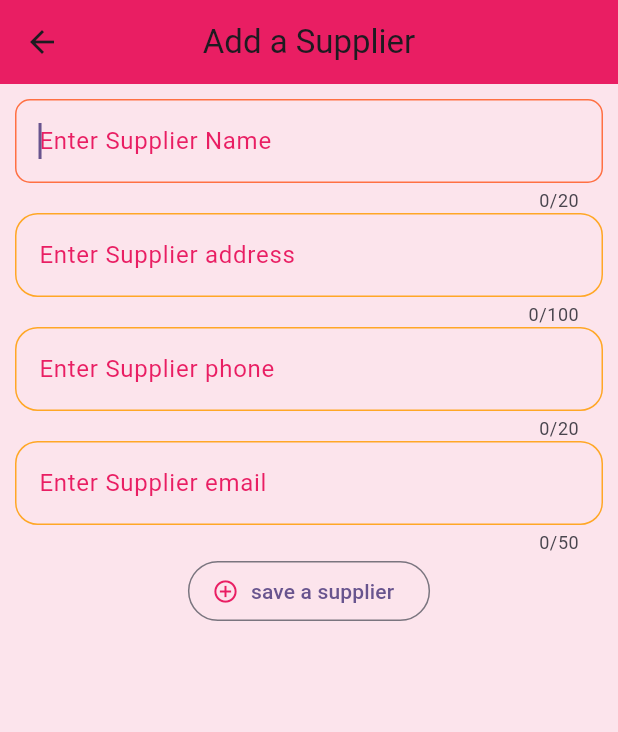
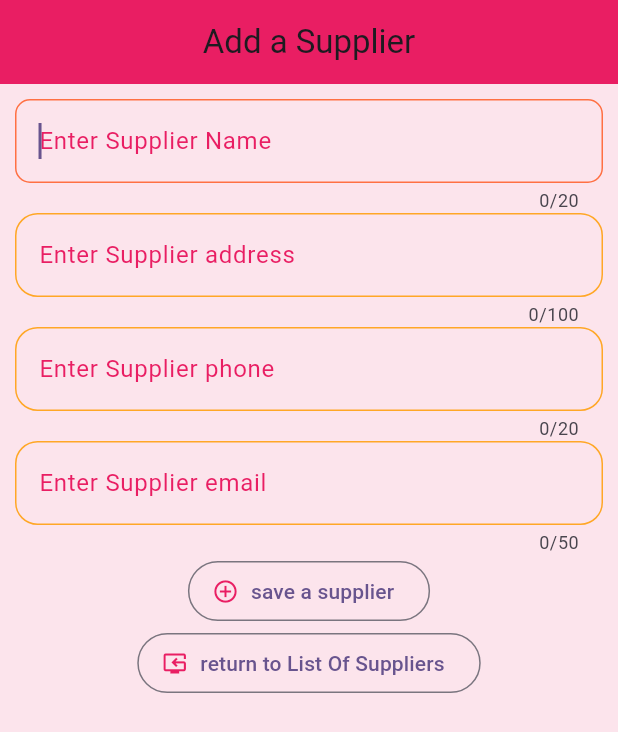
Before and after one commit to UniteacherDrRaed/supplierapp, a Flutter app: the AddSupplier screen opened directly, on a phone screen of 412 x 824 dp. Shown: the top 732 px of the screen. Run offline on Flutter 3.47's test engine with Material 3 defaults, Android fonts, the phone set to English and light mode, and no system bars; our stand-ins replace flutter_bloc, sqflite; accounts and stored records are empty.

Commit message:
Beispiel Suppliers

```diff
--- a/lib/pages/addsupplier.dart
+++ b/lib/pages/addsupplier.dart
@@ -4,6 +4,7 @@
 
 import '../cubitpart/suppliercubit.dart';
 import '../cubitpart/supplierstate.dart';
+import 'mainpage.dart';
 
 class AddSupplier extends StatelessWidget {
   AddSupplier({super.key});
@@ -19,6 +20,8 @@
         providers: [
           BlocProvider(create: (BuildContext context) => LieferanCubit()),
         ],
+        child: BlocProvider(
+          create: (BuildContext context) => LieferanCubit(),
           child: Scaffold(
             appBar: AppBar(
               title: const Text("Add a Supplier"),
@@ -145,16 +148,28 @@
                                   phone: _phoneController.text,
                                   email: _emailController.text);
                               context.read<LieferanCubit>().addSupplier(supplier);
+
                             },
                             icon: const Icon(
                               Icons.add_circle_outline,
                               color: Colors.pink,
                             ),
                             label: const Text("save a supplier")),
+                        OutlinedButton.icon(
+                            onPressed: () {
+                              Navigator.of(context).pushReplacement(
+                                  MaterialPageRoute(builder: (context)=>MainPage()));
+                            },
+                            icon: const Icon(
+                              Icons.reset_tv_outlined,
+                              color: Colors.pink,
+                            ),
+                            label: const Text("return to List Of Suppliers")),
                       ],
                     ),
                   );
                 }),
+          ),
         ));
   }
 }
```
Also changed, not shown: lib/cubitpart/suppliercubit.dart (+52 -35 lines), lib/pages/mainpage.dart (+8 -0 lines). Lines whose indentation alone changed are shown as unchanged.
